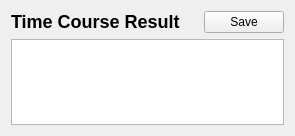
This is copasi/UI/CQTimeSeriesWidget.ui in copasi/COPASI as Qt 5 draws it before an edit. The edited form follows.
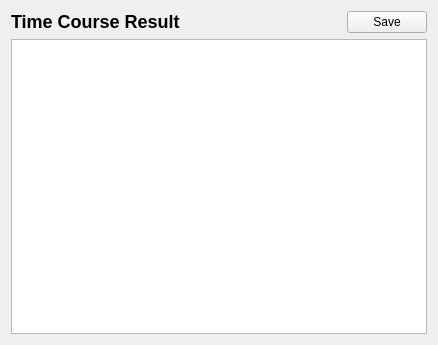
This is the edited form. Custom widgets are drawn as their Qt base class.

Commit message: - modify CQTimeSeriesWidget to also pull data from cross section task - added it as result for the cross section task

Diff of the .ui file:
```diff
--- a/copasi/UI/CQTimeSeriesWidget.ui
+++ b/copasi/UI/CQTimeSeriesWidget.ui
@@ -20,8 +20,8 @@
    <rect>
     <x>0</x>
     <y>0</y>
-    <width>295</width>
-    <height>136</height>
+    <width>438</width>
+    <height>345</height>
    </rect>
   </property>
   <property name="sizePolicy">
@@ -35,6 +35,10 @@
   </property>
   <layout class="QGridLayout" name="gridLayout">
    <item row="0" column="0">
+    <layout class="QVBoxLayout" name="verticalLayout">
+     <item>
+      <layout class="QHBoxLayout" name="horizontalLayout">
+       <item>
     <widget class="QLabel" name="mpLblResult">
      <property name="sizePolicy">
       <sizepolicy hsizetype="MinimumExpanding" vsizetype="Preferred">
@@ -43,15 +47,24 @@
       </sizepolicy>
      </property>
      <property name="text">
-      <string>&lt;!DOCTYPE HTML PUBLIC &quot;-//W3C//DTD HTML 4.0//EN&quot; &quot;http://www.w3.org/TR/REC-html40/strict.dtd&quot;&gt;
-&lt;html&gt;&lt;head&gt;&lt;meta name=&quot;qrichtext&quot; content=&quot;1&quot; /&gt;&lt;style type=&quot;text/css&quot;&gt;
-p, li { white-space: pre-wrap; }
-&lt;/style&gt;&lt;/head&gt;&lt;body style=&quot; font-family:'Lucida Grande'; font-size:13pt; font-weight:400; font-style:normal;&quot;&gt;
-&lt;p style=&quot; margin-top:16px; margin-bottom:12px; margin-left:0px; margin-right:0px; -qt-block-indent:0; text-indent:0px;&quot;&gt;&lt;span style=&quot; font-size:x-large; font-weight:600;&quot;&gt;Time Course Result&lt;/span&gt;&lt;/p&gt;&lt;/body&gt;&lt;/html&gt;</string>
+          <string>&lt;h2&gt;Time Course Result&lt;/h2&gt;</string>
      </property>
     </widget>
    </item>
-   <item row="0" column="1">
+       <item>
+        <spacer name="horizontalSpacer">
+         <property name="orientation">
+          <enum>Qt::Horizontal</enum>
+         </property>
+         <property name="sizeHint" stdset="0">
+          <size>
+           <width>40</width>
+           <height>20</height>
+          </size>
+         </property>
+        </spacer>
+       </item>
+       <item>
     <widget class="QPushButton" name="mpBtnSave">
      <property name="sizePolicy">
       <sizepolicy hsizetype="Minimum" vsizetype="Fixed">
@@ -64,7 +77,9 @@
      </property>
     </widget>
    </item>
-   <item row="1" column="0" colspan="2">
+      </layout>
+     </item>
+     <item>
     <widget class="QTableView" name="mpTableView">
      <property name="editTriggers">
       <set>QAbstractItemView::NoEditTriggers</set>
@@ -78,6 +93,8 @@
     </widget>
    </item>
   </layout>
+   </item>
+  </layout>
  </widget>
  <layoutdefault spacing="6" margin="11"/>
  <customwidgets>
```
Left out of the diff: 12 changed lines with no effect on the pictures. Lines whose indentation alone changed are shown as unchanged. The commit also changes 7 other files.
